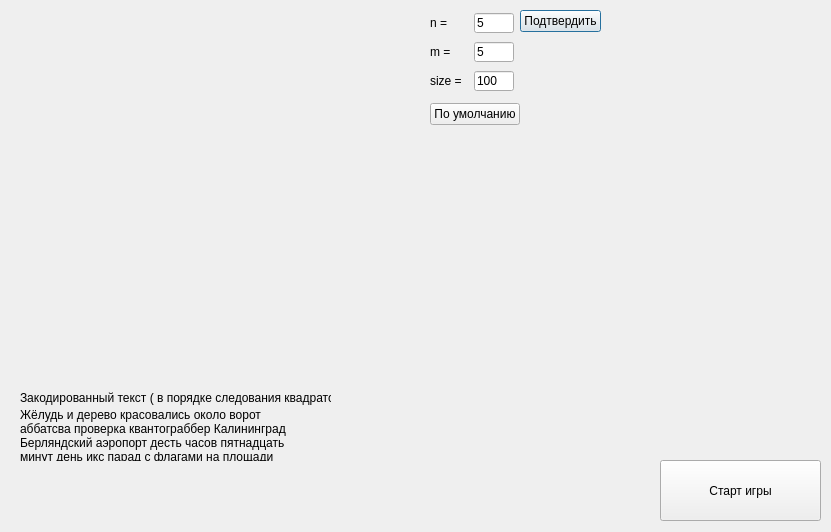
First picture: the form in root_window.ui, repository shm0nya/Lipilin-s-game, before the edit.
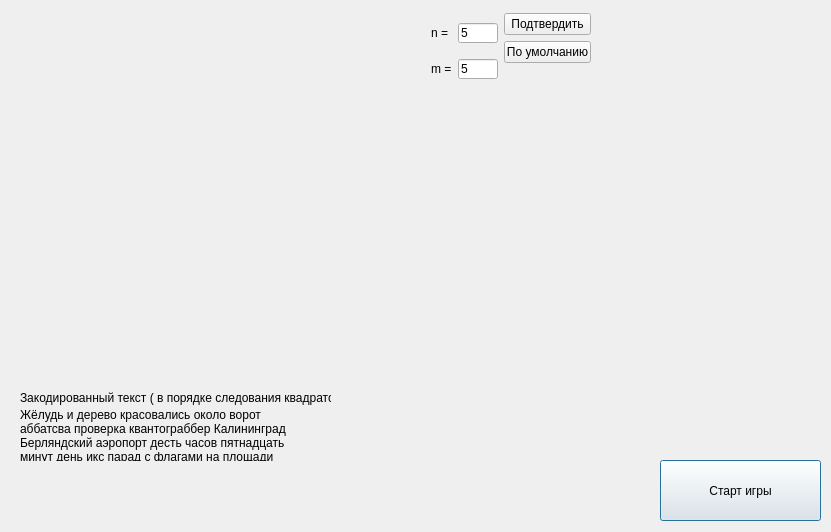
Second picture: the form after the edit.

```diff
--- a/root_window.ui
+++ b/root_window.ui
@@ -53,20 +53,31 @@
     <bool>true</bool>
    </property>
   </widget>
-  <widget class="QWidget" name="layoutWidget">
+  <widget class="QPushButton" name="pushButton">
    <property name="geometry">
     <rect>
-     <x>430</x>
-     <y>10</y>
-     <width>171</width>
-     <height>115</height>
+     <x>660</x>
+     <y>460</y>
+     <width>161</width>
+     <height>61</height>
     </rect>
    </property>
-   <layout class="QVBoxLayout" name="componate_parametr">
+   <property name="text">
+    <string>Старт игры</string>
+   </property>
+  </widget>
+  <widget class="QWidget" name="">
+   <property name="geometry">
+    <rect>
+     <x>431</x>
+     <y>13</y>
+     <width>160</width>
+     <height>76</height>
+    </rect>
+   </property>
+   <layout class="QHBoxLayout" name="componate_set_show_n_m">
     <item>
-     <layout class="QHBoxLayout" name="componate_info_all">
-      <item>
-       <layout class="QVBoxLayout" name="componate_info">
+     <layout class="QVBoxLayout" name="componate_n_m">
         <item>
          <layout class="QHBoxLayout" name="componate_n">
           <item>
@@ -127,40 +138,10 @@
           </item>
          </layout>
         </item>
-        <item>
-         <layout class="QHBoxLayout" name="componate_size">
-          <item>
-           <widget class="QLabel" name="lbl_show_size">
-            <property name="text">
-             <string>size = </string>
-            </property>
-           </widget>
-          </item>
-          <item>
-           <widget class="QLineEdit" name="edit_size_img">
-            <property name="minimumSize">
-             <size>
-              <width>40</width>
-              <height>20</height>
-             </size>
-            </property>
-            <property name="maximumSize">
-             <size>
-              <width>40</width>
-              <height>20</height>
-             </size>
-            </property>
-            <property name="text">
-             <string>100</string>
-            </property>
-           </widget>
-          </item>
-         </layout>
-        </item>
-       </layout>
-      </item>
+     </layout>
+    </item>
       <item>
-       <layout class="QVBoxLayout" name="componate_apply_button">
+     <layout class="QVBoxLayout" name="componate_buttons">
         <item>
          <widget class="QPushButton" name="button_apply">
           <property name="text">
@@ -168,6 +149,13 @@
           </property>
          </widget>
         </item>
+      <item>
+       <widget class="QPushButton" name="button_default">
+        <property name="text">
+         <string>По умолчанию</string>
+        </property>
+       </widget>
+      </item>
         <item>
          <spacer name="verticalSpacer">
           <property name="orientation">
@@ -184,45 +172,6 @@
        </layout>
       </item>
      </layout>
-    </item>
-    <item>
-     <layout class="QHBoxLayout" name="componate_default">
-      <item>
-       <widget class="QPushButton" name="button_default">
-        <property name="text">
-         <string>По умолчанию</string>
-        </property>
-       </widget>
-      </item>
-      <item>
-       <spacer name="horizontalSpacer">
-        <property name="orientation">
-         <enum>Qt::Horizontal</enum>
-        </property>
-        <property name="sizeHint" stdset="0">
-         <size>
-          <width>40</width>
-          <height>20</height>
-         </size>
-        </property>
-       </spacer>
-      </item>
-     </layout>
-    </item>
-   </layout>
-  </widget>
-  <widget class="QPushButton" name="pushButton">
-   <property name="geometry">
-    <rect>
-     <x>660</x>
-     <y>460</y>
-     <width>161</width>
-     <height>61</height>
-    </rect>
-   </property>
-   <property name="text">
-    <string>Старт игры</string>
-   </property>
   </widget>
  </widget>
  <resources/>
```
Lines whose indentation alone changed are shown as unchanged.
